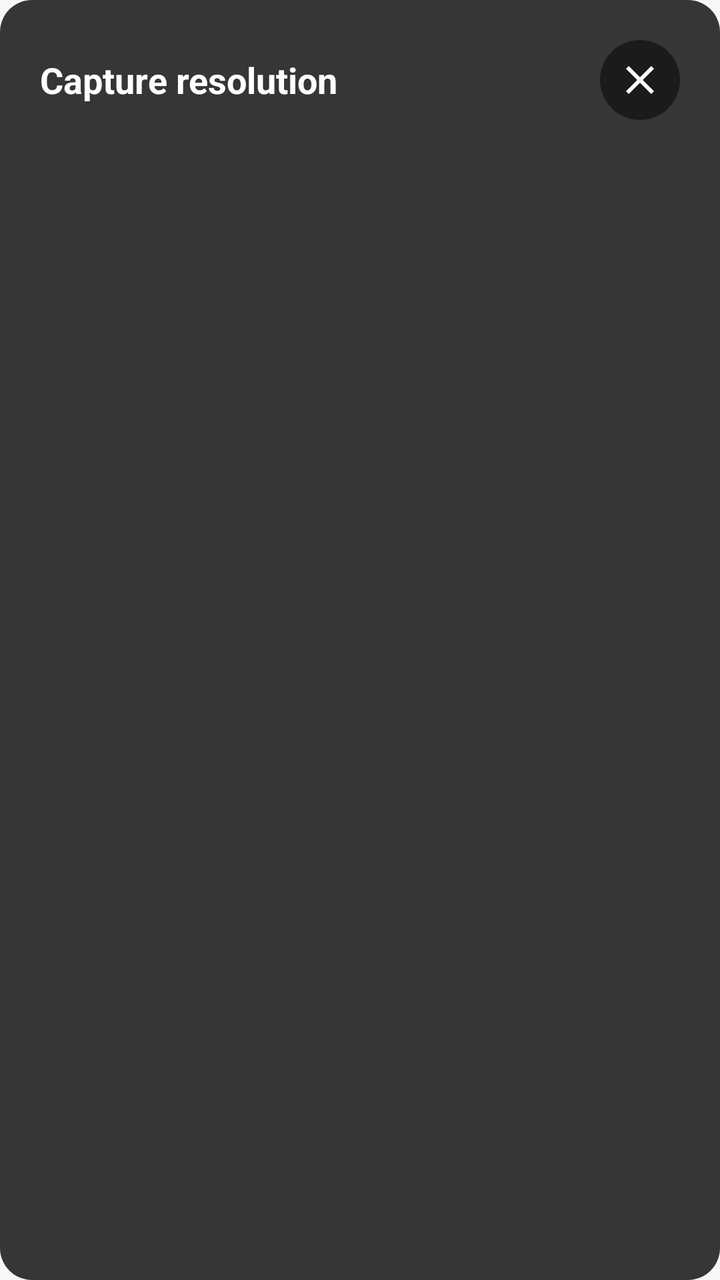
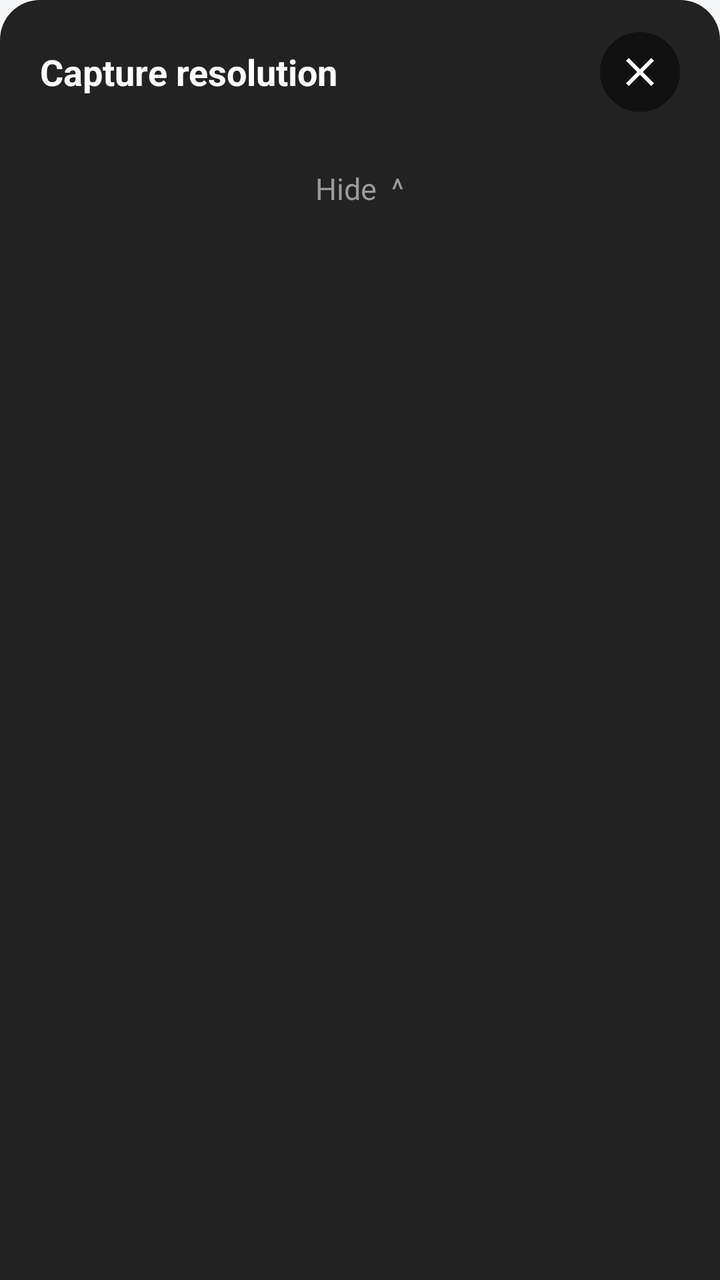

Compare the two renders of this Android layout. The source of the first and the diff that turns it into the second are given below.
<!-- AndroidManifest.xml: application theme Theme.Hakunaa -->
<!-- res/layout/dialog_resolution.xml -->
<?xml version="1.0" encoding="utf-8"?>
<LinearLayout xmlns:android="http://schemas.android.com/apk/res/android"
    android:layout_width="match_parent"
    android:layout_height="wrap_content"
    android:background="@drawable/dialog_dark_bg"
    android:orientation="vertical"
    android:padding="20dp">

    
    <LinearLayout
        android:layout_width="match_parent"
        android:layout_height="wrap_content"
        android:gravity="center_vertical"
        android:orientation="horizontal">

        <TextView
            android:layout_width="0dp"
            android:layout_height="wrap_content"
            android:layout_weight="1"
            android:maxLines="1"
            android:text="Capture resolution"
            android:textColor="#FFFFFF"
            android:textSize="18sp"
            android:textStyle="bold" />

        <ImageButton
            android:id="@+id/btnCloseResolution"
            android:layout_width="40dp"
            android:layout_height="40dp"
            android:background="@drawable/circle_button_bg"
            android:contentDescription="Close"
            android:src="@drawable/ic_close"
            android:tint="#FFFFFF" />
    </LinearLayout>

    
    <RadioGroup
        android:id="@+id/rgResolution"
        android:layout_width="match_parent"
        android:layout_height="wrap_content"
        android:layout_marginTop="12dp"
        android:orientation="vertical" />
</LinearLayout>
<!-- resources referenced by this layout -->
<resources>
  <!-- drawable circle_button_bg (drawable) -->
  <?xml version="1.0" encoding="utf-8"?>
  <shape xmlns:android="http://schemas.android.com/apk/res/android"
      android:shape="oval">
      <solid android:color="#80000000" />
  </shape>
  <!-- drawable dialog_dark_bg (drawable) -->
  <?xml version="1.0" encoding="utf-8"?>
  <shape xmlns:android="http://schemas.android.com/apk/res/android"
      android:shape="rectangle">
      <solid android:color="#E6222222" />
      <corners android:radius="16dp" />
  </shape>
  <!-- drawable ic_close (drawable) -->
  <?xml version="1.0" encoding="utf-8"?>
  <vector xmlns:android="http://schemas.android.com/apk/res/android"
      android:width="24dp"
      android:height="24dp"
      android:viewportWidth="24"
      android:viewportHeight="24">
      <path
          android:fillColor="#000000"
          android:pathData="M19,6.41L17.59,5 12,10.59 6.41,5 5,6.41 10.59,12 5,17.59 6.41,19 12,13.41 17.59,19 19,17.59 13.41,12z" />
  </vector>
  <style name="Theme.Hakunaa" parent="Theme.Material3.Light.NoActionBar">
          <item name="colorPrimary">@color/hakunaa_primary</item>
          <item name="colorPrimaryDark">@color/hakunaa_primary_dark</item>
          <item name="colorOnPrimary">@color/hakunaa_on_primary</item>
          <item name="android:windowBackground">@color/hakunaa_background</item>
          <item name="colorSurface">@color/hakunaa_surface</item>
          <item name="android:textColorPrimary">@color/hakunaa_text</item>
          <item name="android:textColorSecondary">@color/hakunaa_text_secondary</item>
      </style>
  <color name="hakunaa_primary">#0B57D0</color>
  <color name="hakunaa_primary_dark">#0842A0</color>
  <color name="hakunaa_on_primary">#FFFFFF</color>
  <color name="hakunaa_background">#F6F7F9</color>
  <color name="hakunaa_surface">#FFFFFF</color>
  <color name="hakunaa_text">#111827</color>
  <color name="hakunaa_text_secondary">#5B6472</color>
</resources>

<!-- the commit's change to res/layout/dialog_resolution.xml (unified diff, before → after) -->
@@ -2,9 +2,12 @@
 <LinearLayout xmlns:android="http://schemas.android.com/apk/res/android"
     android:layout_width="match_parent"
     android:layout_height="wrap_content"
-    android:background="@drawable/dialog_dark_bg"
+    android:background="@drawable/dialog_bottom_sheet_bg"
     android:orientation="vertical"
-    android:padding="20dp">
+    android:paddingBottom="12dp"
+    android:paddingLeft="20dp"
+    android:paddingRight="20dp"
+    android:paddingTop="16dp">
 
     
     <LinearLayout
@@ -34,10 +37,25 @@
     </LinearLayout>
 
     
-    <RadioGroup
-        android:id="@+id/rgResolution"
+    <LinearLayout
+        android:id="@+id/resolutionRows"
         android:layout_width="match_parent"
         android:layout_height="wrap_content"
+        android:layout_marginTop="8dp"
+        android:orientation="vertical" />
+
+    
+    <TextView
+        android:id="@+id/tvHideResolution"
+        android:layout_width="wrap_content"
+        android:layout_height="wrap_content"
+        android:layout_gravity="center_horizontal"
         android:layout_marginTop="12dp"
-        android:orientation="vertical" />
+        android:paddingBottom="8dp"
+        android:paddingLeft="16dp"
+        android:paddingRight="16dp"
+        android:paddingTop="8dp"
+        android:text="Hide  ^"
+        android:textColor="#9A9A9A"
+        android:textSize="15sp" />
 </LinearLayout>
<!-- resource entries referenced after the edit -->
@@ -6,12 +6,16 @@
       android:shape="oval">
       <solid android:color="#80000000" />
   </shape>
-  <!-- drawable dialog_dark_bg (drawable) -->
+  <!-- drawable dialog_bottom_sheet_bg (drawable) -->
   <?xml version="1.0" encoding="utf-8"?>
   <shape xmlns:android="http://schemas.android.com/apk/res/android"
       android:shape="rectangle">
-      <solid android:color="#E6222222" />
-      <corners android:radius="16dp" />
+      <corners
+          android:topLeftRadius="20dp"
+          android:topRightRadius="20dp"
+          android:bottomLeftRadius="0dp"
+          android:bottomRightRadius="0dp" />
+      <solid android:color="#222222" />
   </shape>
   <!-- drawable ic_close (drawable) -->
   <?xml version="1.0" encoding="utf-8"?>
